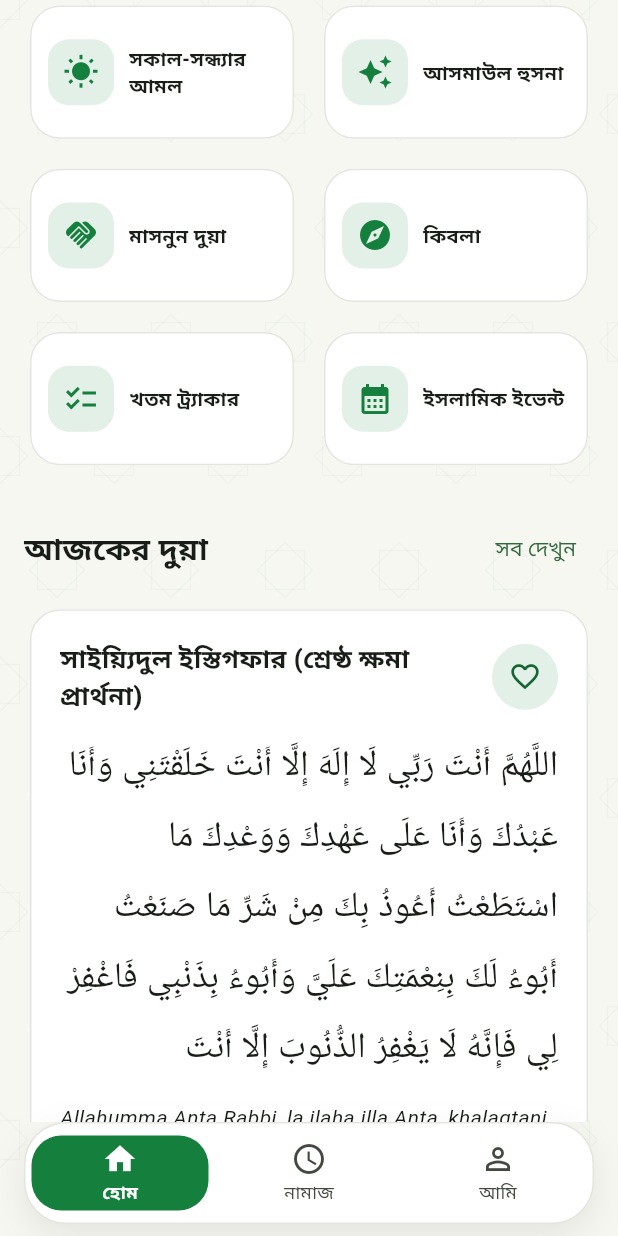
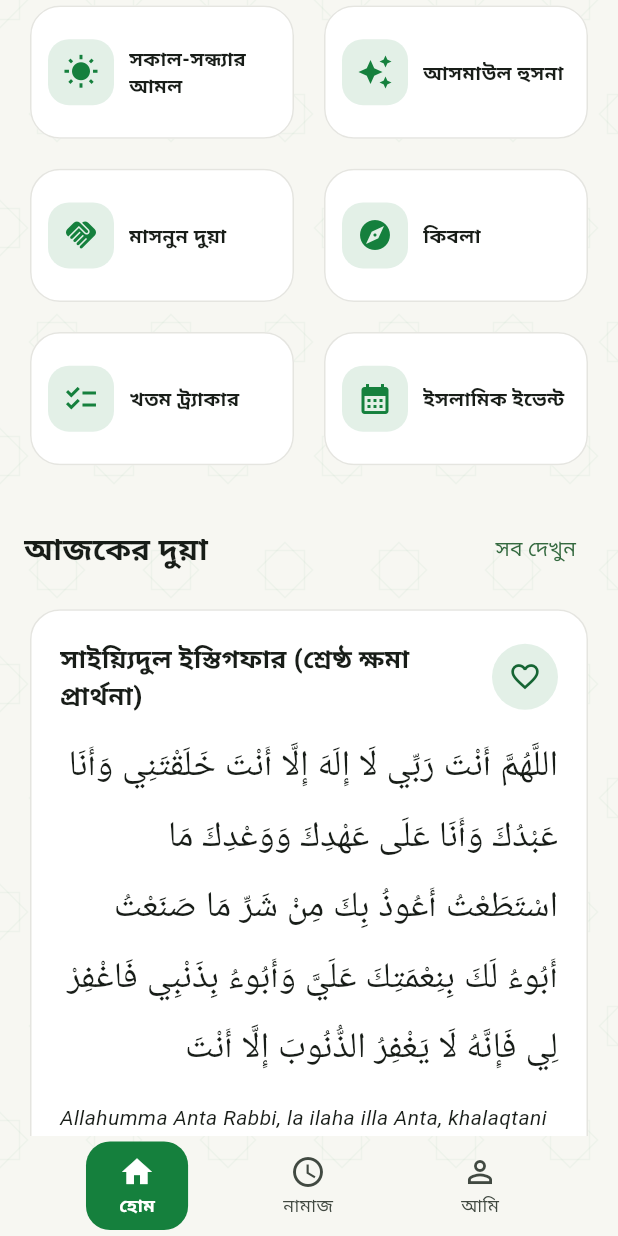
Before and after one commit to errordrive/quran-masmun-amol, a Flutter app: the screen it shows after launch, scrolled down 576 dp, on a phone screen of 412 x 824 dp. Run offline on Flutter 3.47's test engine with Material 3 defaults, Android fonts, the phone set to English and light mode, and no system bars; our stand-ins replace flutter_compass, flutter_local_notifications, just_audio, shared_preferences, timezone; missing offline and left inert: home_widget.

Commit message:
upload: lib/widgets/common.dart

```diff
--- a/lib/widgets/common.dart
+++ b/lib/widgets/common.dart
@@ -1,5 +1,5 @@
 // Shared UI (v1.1): subtle Islamic geometric texture, premium buttons,
-// floating pill navigation, top bar, copy/share, empty/loading states.
+// minimal floating navigation, top bar, copy/share, empty/loading states.
 // The bottom NavigationBar lives ONLY in the three main tabs (via
 // MainNavBar); sub-screens are plain AppScaffolds with no bar at all.
 import 'package:flutter/material.dart';
@@ -276,60 +276,46 @@ class SectionTitle extends StatelessWidget {
   }
 }
 
-// ---------------- Floating pill navigation (main tabs ONLY) ----------------
+// ---------------- Minimal floating navigation (main tabs ONLY) ----------------
 
-/// Custom floating pill bar: selected item is a filled green pill with a
-/// white icon + white label; unselected items are grey. Used as the
-/// bottomNavigationBar of each main tab's own Scaffold — never on
-/// sub-screens, which are plain AppScaffolds without this bar.
+/// Minimal floating bottom nav — NO background container, NO pill, NO
+/// border, NO shadow. Just 3 tappable items in a transparent Row,
+/// floating slightly above the system gesture area (SafeArea supplies
+/// the bottom inset). Active item: green rounded rectangle with a white
+/// icon + white label; inactive items: muted grey icon + label, no
+/// background at all. Custom widget — NOT BottomNavigationBar and NOT
+/// Material NavigationBar. Shown only on the 3 main tabs (Home/Prayer/
+/// Me); sub-screens are plain AppScaffolds with no bar at all.
 class MainNavBar extends StatelessWidget {
   const MainNavBar({super.key});
 
   @override
   Widget build(BuildContext context) {
-    final dark = Theme.of(context).brightness == Brightness.dark;
-    final barColor =
-        dark ? const Color(0xFF1E1E1E) : Colors.white;
-    final borderColor =
-        dark ? const Color(0xFF2E2E2E) : const Color(0xFFE5E5E0);
     return ValueListenableBuilder<int>(
       valueListenable: currentTab,
       builder: (context, index, _) {
-        return Padding(
-          // Tight to the bottom edge so the pill reads as floating;
-          // the system gesture area below it is the only gap left.
-          padding: const EdgeInsets.fromLTRB(16, 0, 16, 8),
-          child: Container(
-            height: 68,
-            decoration: BoxDecoration(
-              color: barColor,
-              borderRadius: BorderRadius.circular(28),
-              border: Border.all(color: borderColor),
-              boxShadow: [
-                BoxShadow(
-                  color: Colors.black.withOpacity(dark ? 0.35 : 0.08),
-                  blurRadius: 20,
-                  offset: const Offset(0, 8),
-                ),
-              ],
-            ),
+        return SafeArea(
+          top: false,
+          child: Padding(
+            padding: const EdgeInsets.fromLTRB(16, 4, 16, 4),
             child: Row(
+              mainAxisAlignment: MainAxisAlignment.spaceEvenly,
               children: [
-                _NavPill(
+                _NavItem(
                   icon: Icons.home_outlined,
                   selectedIcon: Icons.home,
                   label: tr('tab_home'),
                   selected: index == 0,
                   onTap: () => goToTab(0),
                 ),
-                _NavPill(
+                _NavItem(
                   icon: Icons.access_time_outlined,
                   selectedIcon: Icons.access_time,
                   label: tr('tab_prayer'),
                   selected: index == 1,
                   onTap: () => goToTab(1),
                 ),
-                _NavPill(
+                _NavItem(
                   icon: Icons.person_outline,
                   selectedIcon: Icons.person,
                   label: tr('tab_me'),
@@ -345,13 +331,13 @@ class MainNavBar extends StatelessWidget {
   }
 }
 
-class _NavPill extends StatelessWidget {
+class _NavItem extends StatelessWidget {
   final IconData icon;
   final IconData selectedIcon;
   final String label;
   final bool selected;
   final VoidCallback onTap;
-  const _NavPill({
+  const _NavItem({
     required this.icon,
     required this.selectedIcon,
     required this.label,
@@ -361,40 +347,32 @@ class _NavPill extends StatelessWidget {
 
   @override
   Widget build(BuildContext context) {
-    return Expanded(
-      child: Padding(
-        padding: const EdgeInsets.symmetric(horizontal: 4, vertical: 8),
-        child: InkWell(
+    // onSurfaceVariant is a readable muted grey in both light and dark.
+    final inactiveColor = Theme.of(context).colorScheme.onSurfaceVariant;
+    return InkWell(
       onTap: onTap,
-          borderRadius: BorderRadius.circular(20),
+      borderRadius: BorderRadius.circular(16),
       child: AnimatedContainer(
         duration: const Duration(milliseconds: 200),
+        padding: const EdgeInsets.symmetric(horizontal: 22, vertical: 8),
         decoration: BoxDecoration(
           color: selected ? primaryGreen : Colors.transparent,
-              borderRadius: BorderRadius.circular(20),
+          borderRadius: BorderRadius.circular(16),
         ),
         child: Column(
-              mainAxisAlignment: MainAxisAlignment.center,
+          mainAxisSize: MainAxisSize.min,
           children: [
             Icon(selected ? selectedIcon : icon,
                 size: 24,
-                    color: selected
-                        ? Colors.white
-                        : Theme.of(context).colorScheme.onSurfaceVariant),
+                color: selected ? Colors.white : inactiveColor),
             const SizedBox(height: 2),
             Text(label,
                 style: TextStyle(
                     fontSize: 12,
                     fontWeight:
                         selected ? FontWeight.w700 : FontWeight.w500,
-                        color: selected
-                            ? Colors.white
-                            : Theme.of(context)
-                                .colorScheme
-                                .onSurfaceVariant)),
+                    color: selected ? Colors.white : inactiveColor)),
           ],
-            ),
-          ),
         ),
       ),
     );
```
Lines whose indentation alone changed are shown as unchanged.
